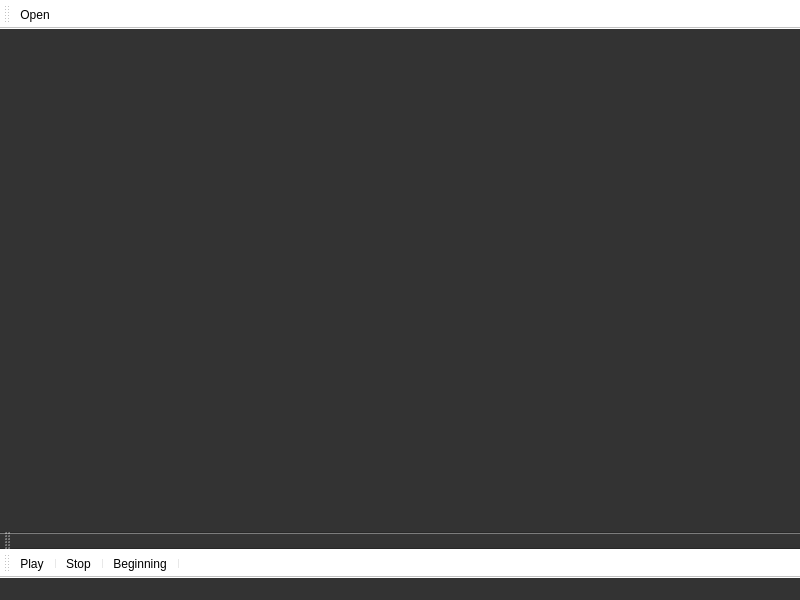
The window that videoplayer/mainwindow.ui (mw097/qt_video_player) describes before a commit, drawn with Qt 5.
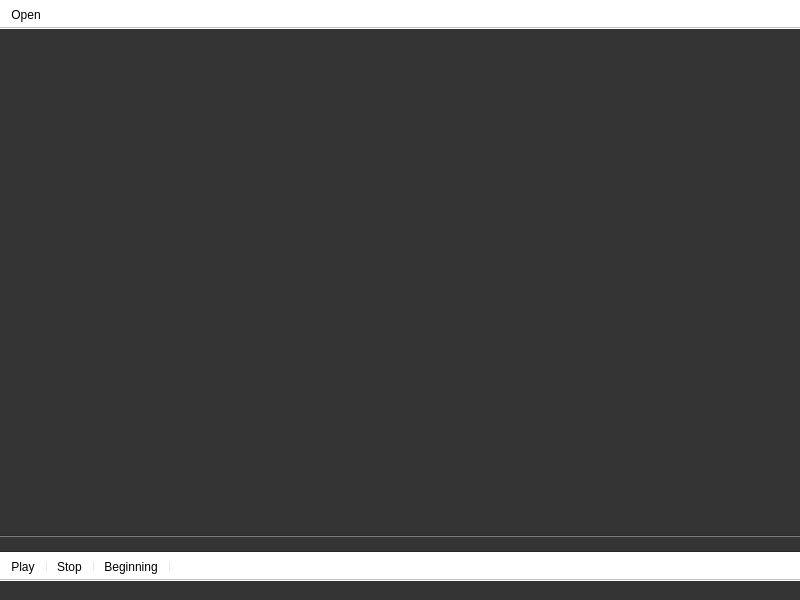
The same window after the commit.

Commit message: Styling comment button

```diff
--- a/videoplayer/mainwindow.ui
+++ b/videoplayer/mainwindow.ui
@@ -27,7 +27,11 @@
     </rect>
    </property>
   </widget>
-  <widget class="QStatusBar" name="statusbar"/>
+  <widget class="QStatusBar" name="statusbar">
+   <property name="sizeGripEnabled">
+    <bool>false</bool>
+   </property>
+  </widget>
   <widget class="QToolBar" name="toolBar_up">
    <property name="windowTitle">
     <string>toolBar</string>
@@ -35,6 +39,9 @@
    <property name="styleSheet">
     <string notr="true">background: #fff;</string>
    </property>
+   <property name="movable">
+    <bool>false</bool>
+   </property>
    <attribute name="toolBarArea">
     <enum>TopToolBarArea</enum>
    </attribute>
@@ -50,6 +57,9 @@
    <property name="styleSheet">
     <string notr="true">background: #fff;</string>
    </property>
+   <property name="movable">
+    <bool>false</bool>
+   </property>
    <attribute name="toolBarArea">
     <enum>BottomToolBarArea</enum>
    </attribute>
@@ -67,6 +77,9 @@
    <property name="windowTitle">
     <string>toolBar</string>
    </property>
+   <property name="movable">
+    <bool>false</bool>
+   </property>
    <attribute name="toolBarArea">
     <enum>BottomToolBarArea</enum>
    </attribute>
```
Left out of the diff: 2 changed lines with no effect on the pictures. The commit also changes 7 other files.
